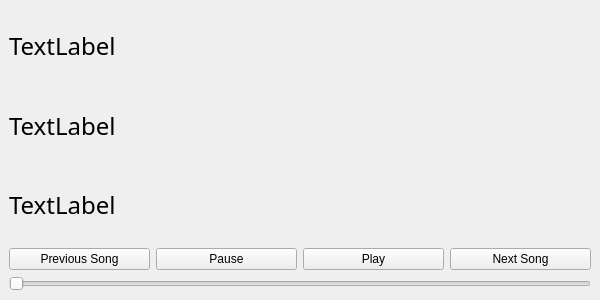
Qt form mainwindow.ui (sironitomas/qt-spotify) before a commit.
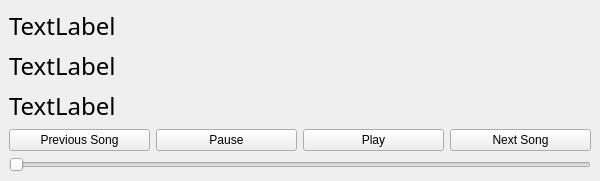
The same form after that commit.

The edit to the form file:
```diff
--- a/mainwindow.ui
+++ b/mainwindow.ui
@@ -7,7 +7,7 @@
     <x>0</x>
     <y>0</y>
     <width>600</width>
-    <height>300</height>
+    <height>179</height>
    </rect>
   </property>
   <property name="sizePolicy">
```
Left out of the diff: 112 changed lines with no effect on the pictures.
